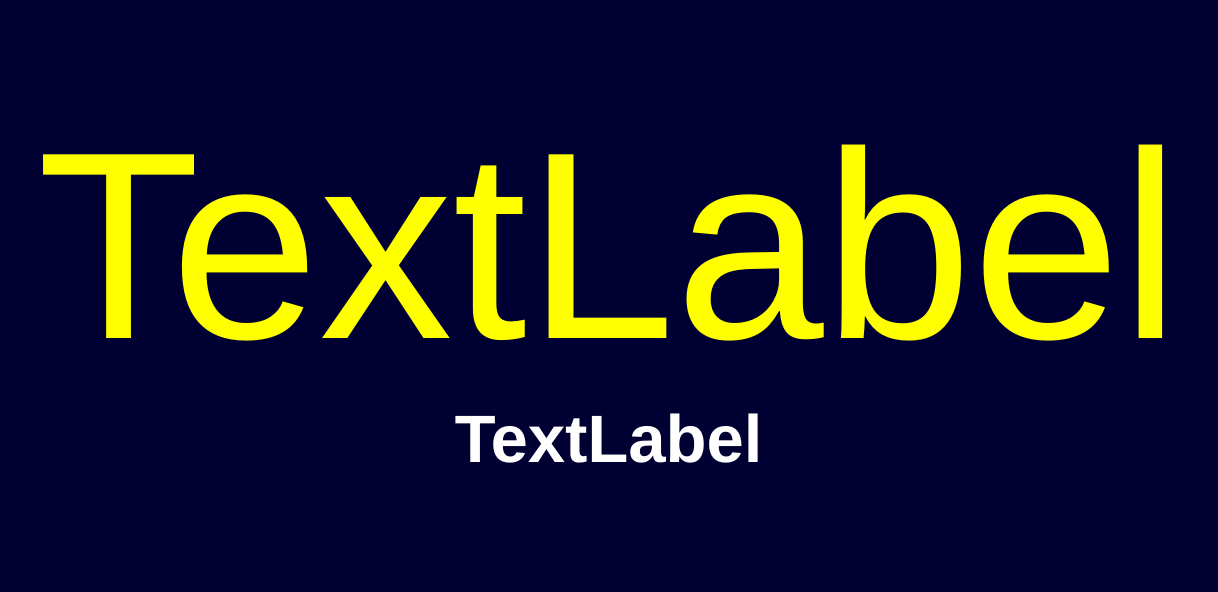
Before: the Qt Designer form cronometro.ui in frangallardop/cronometro-clf, drawn with Qt 5.
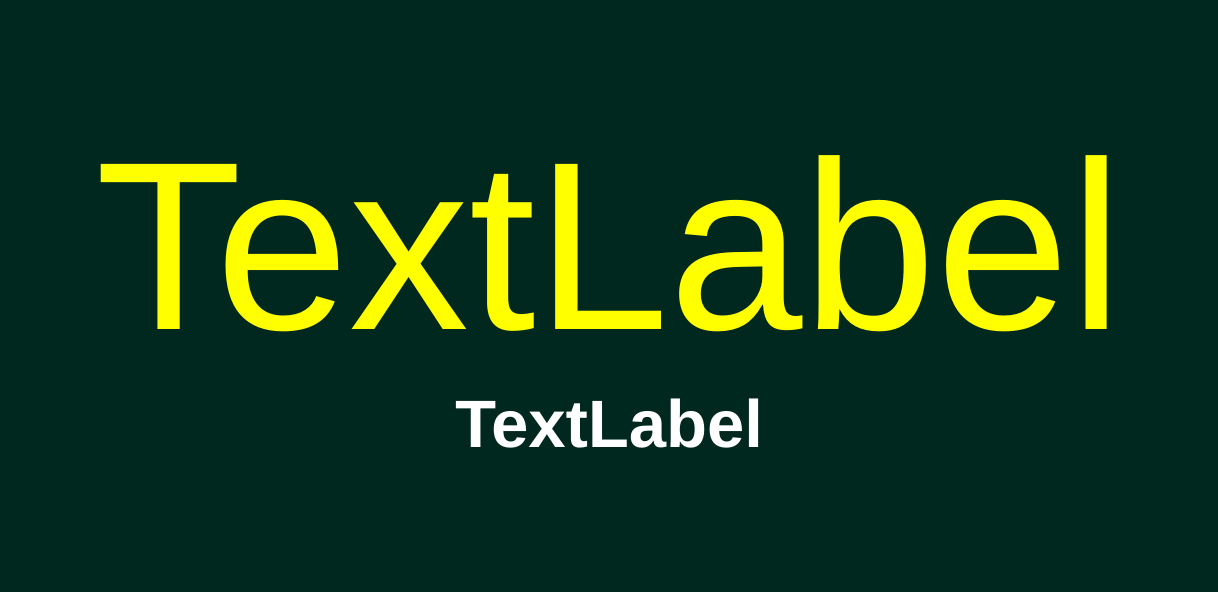
After: the same form once the commit is applied.

Commit message: Cronometro configurado para categoria JUVENIL

```diff
--- a/cronometro.ui
+++ b/cronometro.ui
@@ -32,7 +32,9 @@
    <string/>
   </property>
   <property name="styleSheet">
-   <string notr="true">background-color: rgb(0, 0, 50);</string>
+   <string notr="true">/*background-color: rgb(0,0,0);*/
+/*background-color: rgb(0, 0, 50);*/
+background-color: rgb(0, 40, 30);</string>
   </property>
   <layout class="QGridLayout" name="gridLayout">
    <item row="4" column="1">
@@ -45,7 +47,7 @@
      </property>
      <property name="font">
       <font>
-       <pointsize>220</pointsize>
+       <pointsize>180</pointsize>
       </font>
      </property>
      <property name="styleSheet">
```
The commit also changes 2 other files.
